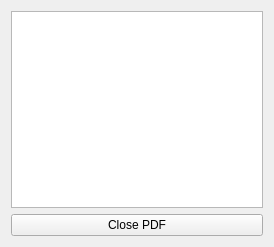
Qt form presentation/pdfpresenter.ui (genosse-einhorn/FishyRecorder) before a commit.
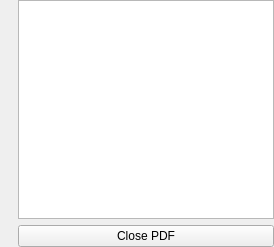
The same form after that commit. Custom widgets are drawn as their Qt base class.

Commit message:
Overhaul presentation subsystem
Make it compile on non-Win32 platforms, introduce fancy new icons
and hopefully crash less often.

```diff
--- a/presentation/pdfpresenter.ui
+++ b/presentation/pdfpresenter.ui
@@ -26,7 +26,38 @@
    <string>Form</string>
   </property>
   <layout class="QGridLayout" name="gridLayout">
-   <item row="0" column="0" colspan="2">
+   <property name="leftMargin">
+    <number>0</number>
+   </property>
+   <property name="topMargin">
+    <number>0</number>
+   </property>
+   <property name="rightMargin">
+    <number>0</number>
+   </property>
+   <property name="bottomMargin">
+    <number>0</number>
+   </property>
+   <item row="1" column="1" colspan="2">
+    <widget class="QPushButton" name="deleteBtn">
+     <property name="sizePolicy">
+      <sizepolicy hsizetype="Minimum" vsizetype="Fixed">
+       <horstretch>0</horstretch>
+       <verstretch>0</verstretch>
+      </sizepolicy>
+     </property>
+     <property name="minimumSize">
+      <size>
+       <width>5</width>
+       <height>0</height>
+      </size>
+     </property>
+     <property name="text">
+      <string>Close PDF</string>
+     </property>
+    </widget>
+   </item>
+   <item row="0" column="1" colspan="2">
     <widget class="QListWidget" name="slideList">
      <property name="sizePolicy">
       <sizepolicy hsizetype="Minimum" vsizetype="Expanding">
@@ -57,27 +88,22 @@
      </property>
     </widget>
    </item>
-   <item row="1" column="0" colspan="2">
-    <widget class="QPushButton" name="deleteBtn">
-     <property name="sizePolicy">
-      <sizepolicy hsizetype="Minimum" vsizetype="Fixed">
-       <horstretch>0</horstretch>
-       <verstretch>0</verstretch>
-      </sizepolicy>
-     </property>
-     <property name="minimumSize">
-      <size>
-       <width>5</width>
-       <height>0</height>
-      </size>
-     </property>
+   <item row="0" column="0" rowspan="2">
+    <widget class="Presentation::PdfPreviewWidget" name="preview">
      <property name="text">
-      <string>Close PDF</string>
+      <string/>
      </property>
     </widget>
    </item>
   </layout>
  </widget>
+ <customwidgets>
+  <customwidget>
+   <class>Presentation::PdfPreviewWidget</class>
+   <extends>QLabel</extends>
+   <header>presentation/pdfpreviewwidget.h</header>
+  </customwidget>
+ </customwidgets>
  <resources/>
  <connections/>
 </ui>
```
The commit also changes 22 other files.
